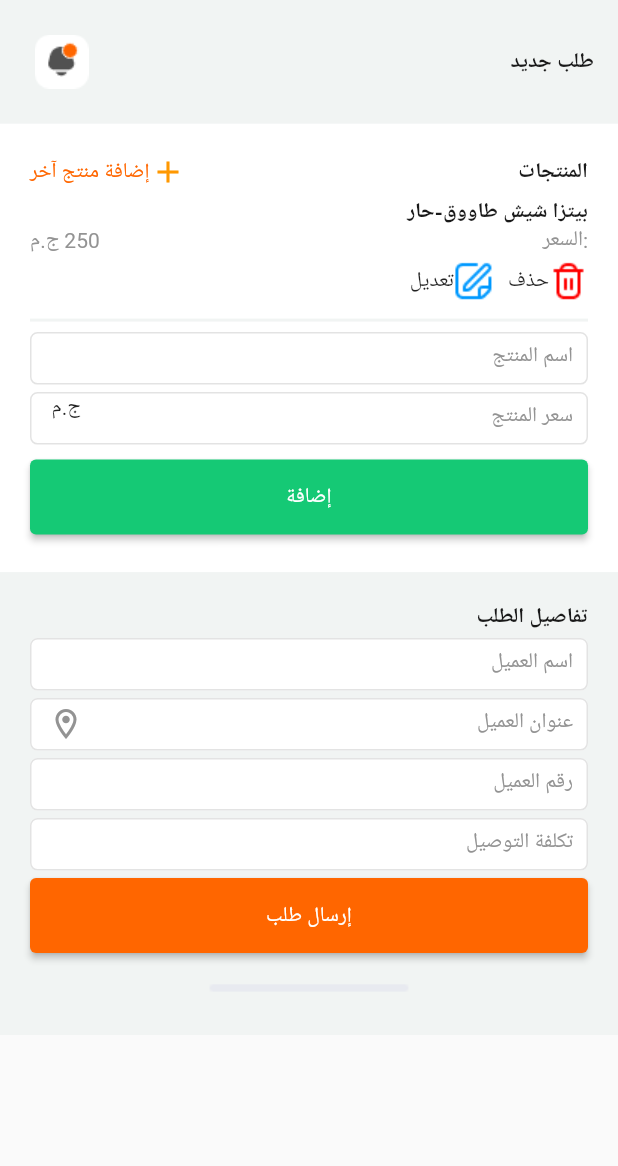
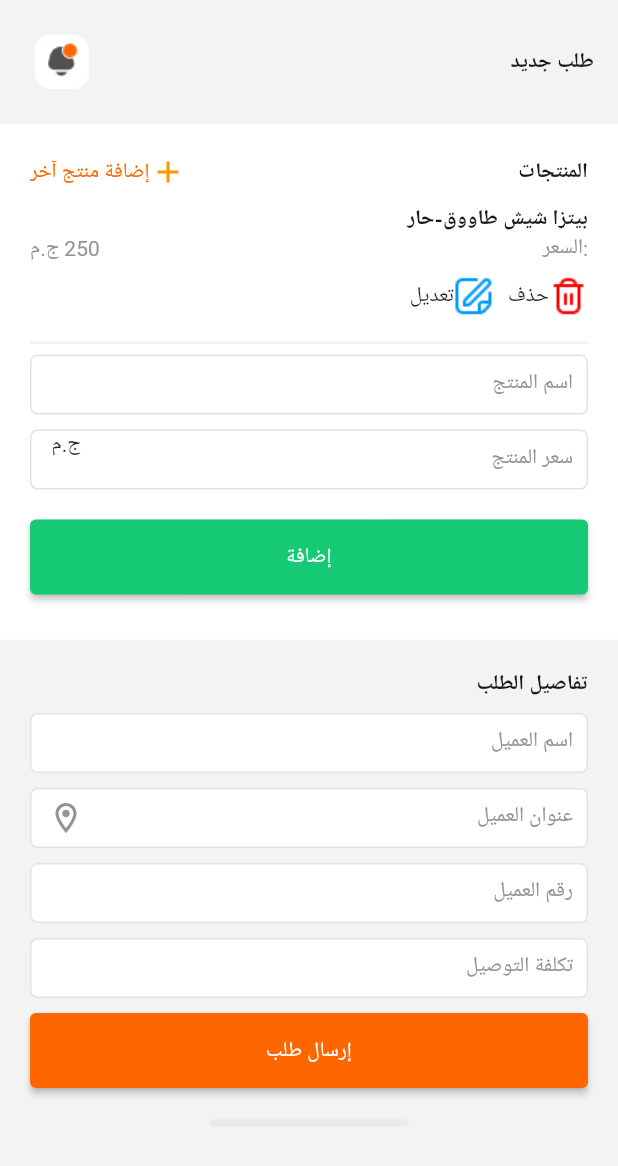
Before and after one commit to mohamedabdelmawgoud89/Tawsel, a Flutter app: the screen it shows after launch, on a phone screen of 412 x 824 dp. Shown: the top 1166 px of the screen. Run offline on Flutter 3.47's test engine with Material 2 defaults, Android fonts, the phone set to English and light mode, and no system bars; Roboto replaces fonts that are missing (Cairo-Black, Cairo-Bold).

Commit message:
five-commit

```diff
--- a/lib/core/constant/style.dart
+++ b/lib/core/constant/style.dart
@@ -1,6 +1,5 @@
 import 'package:flutter/cupertino.dart';
 import 'package:flutter/material.dart';
-
 import 'color.dart';
 
 
--- a/lib/core/function/customappbar.dart
+++ b/lib/core/function/customappbar.dart
@@ -1,9 +1,4 @@
-
-
-
-
 import 'package:flutter/material.dart';
-
 import '../constant/color.dart';
 import '../constant/imgeassets.dart';
 import '../constant/style.dart';
--- a/lib/core/function/customsnakbar.dart
+++ b/lib/core/function/customsnakbar.dart
@@ -40,5 +40,4 @@ class CustomSnackAlert {
       ),
     );
   }
-// ... another snackbar
 }
--- a/lib/main.dart
+++ b/lib/main.dart
@@ -1,5 +1,7 @@
 import 'package:flutter/material.dart';
+import 'core/constant/variable.dart';
 import 'ui/screen/neworder.dart';
+import 'ui/screen/orderdetail.dart';
 
 
 void main() {
@@ -8,19 +10,17 @@ void main() {
 }
 
 class MyApp extends StatelessWidget {
-  final scafoldkey = GlobalKey<ScaffoldMessengerState>();
    MyApp({Key? key}) : super(key: key);
   // This widget is the root of your application.
   @override
   Widget build(BuildContext context) {
     return MaterialApp(
-      scaffoldMessengerKey: scafoldkey,
       debugShowCheckedModeBanner: false,
       title: 'Flutter Demo',
       theme: ThemeData(
             primarySwatch: Colors.blue,
       ),
-      home:    const Directionality( // add this
+      home: const Directionality( // add this
         textDirection: TextDirection.rtl, // set this property
         child:  NewOrder(title: "طلب جديد",)
         //OrderDetails(title:Variable.productDetails,order: Variable.order,),
--- a/lib/ui/screen/orderdetail.dart
+++ b/lib/ui/screen/orderdetail.dart
@@ -25,7 +25,7 @@ class OrderDetails extends StatelessWidget {
           Container(
               color: ConstantColor.gray,
               width: double.infinity,
-              height: height * 0.35,
+              height: height * 0.30,
               padding: EdgeInsets.symmetric(horizontal: width - (width - 20)),
               child: CustomCard(order: order,)),
           Padding(
--- a/lib/ui/widget/customcontainerforaddingnewproduct.dart
+++ b/lib/ui/widget/customcontainerforaddingnewproduct.dart
@@ -9,7 +9,7 @@ import 'customtextformfield.dart';
 
 class CustomContainerForProduct extends StatelessWidget{
   final space = const SizedBox(
-    height: 5,
+    height: 10,
   );
   @override
   Widget build(BuildContext context) {
--- a/lib/ui/widget/customcontainerfororderdetails.dart
+++ b/lib/ui/widget/customcontainerfororderdetails.dart
@@ -11,13 +11,14 @@ import 'customtextformfield.dart';
 
 class CustomContainerForOrder extends StatelessWidget{
   final space = const SizedBox(
-    height: 5,
+    height: 10,
   );
 
   @override
   Widget build(BuildContext context) {
     double width = MediaQuery.of(context).size.width;
-   return Container(
+   return
+     Container(
        color: ConstantColor.gray,
        child: Padding(
          padding: EdgeInsets.all(width - (width - 20)),
--- a/lib/ui/widget/customtextformfield.dart
+++ b/lib/ui/widget/customtextformfield.dart
@@ -11,7 +11,7 @@ class CustomTextFormField extends StatelessWidget {
   Widget build(BuildContext context) {
 
     return Container(
-      height: 35,
+      height: 40,
       child: TextFormField(
         decoration:  InputDecoration(
           contentPadding: const EdgeInsets.symmetric(horizontal:10,vertical: 0),
```
Also changed, not shown: lib/controller/homepage/homepagecontroller.dart (deleted), lib/model/homepage/data.dart (deleted). Lines whose indentation alone changed are shown as unchanged.
